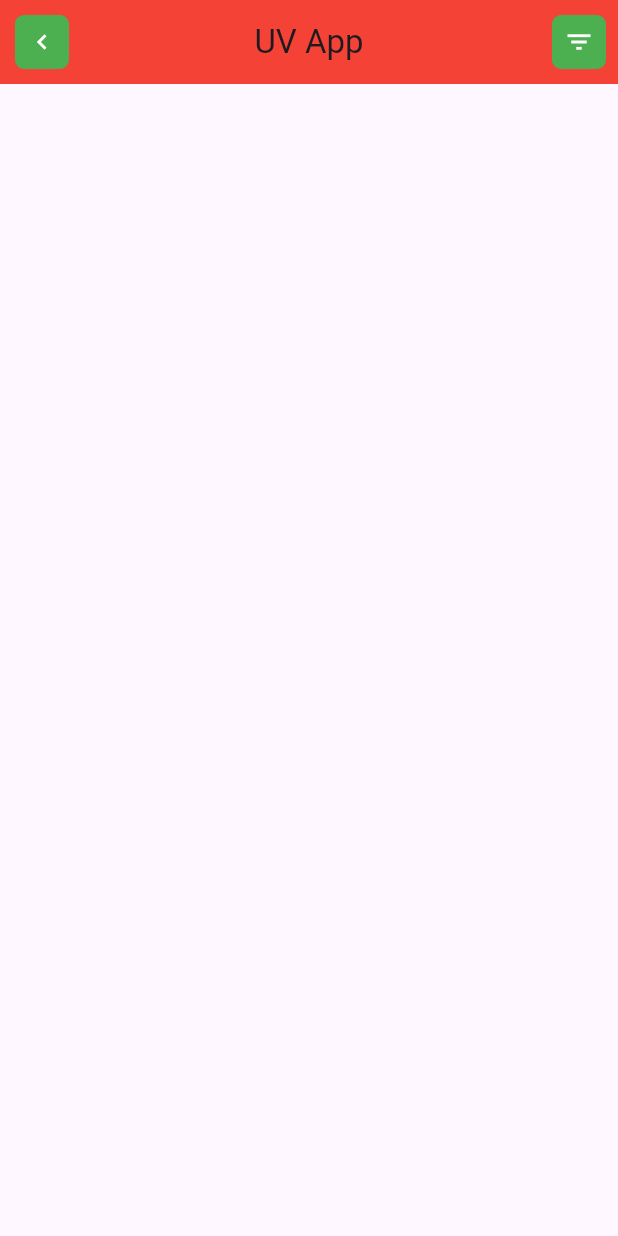
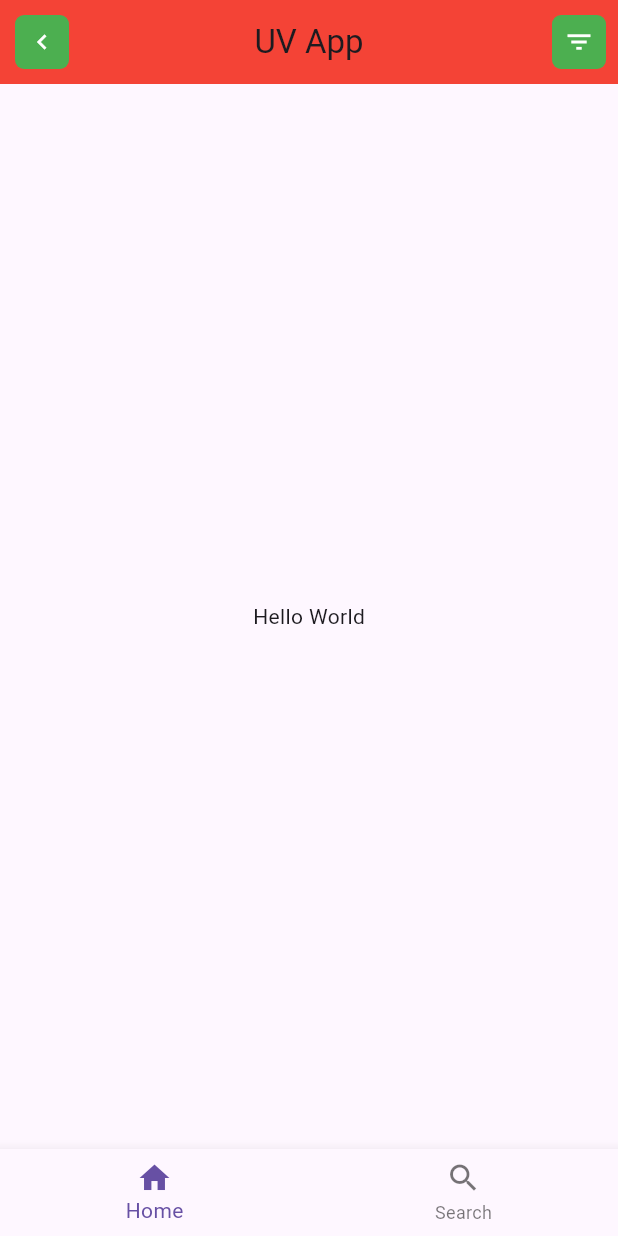
Before and after one commit to johannranudd/flutter_demo, a Flutter app: the screen it shows after launch, on a phone screen of 412 x 824 dp. Run offline on Flutter 3.47's test engine with Material 3 defaults, Android fonts, the phone set to English and light mode, and no system bars.

Commit message:
custom navigationbar bottom

```diff
--- a/lib/components/app_bar_custom.dart
+++ b/lib/components/app_bar_custom.dart
@@ -1,16 +1,16 @@
 import 'package:flutter/material.dart';
 
-class CustomAppBar extends StatefulWidget implements PreferredSizeWidget {
-  const CustomAppBar({super.key});
+class AppBarCustom extends StatefulWidget implements PreferredSizeWidget {
+  const AppBarCustom({super.key});
 
   @override
-  State<CustomAppBar> createState() => _CustomAppBarState();
+  State<AppBarCustom> createState() => _AppBarCustomState();
 
   @override
   Size get preferredSize => const Size.fromHeight(kToolbarHeight);
 }
 
-class _CustomAppBarState extends State<CustomAppBar> {
+class _AppBarCustomState extends State<AppBarCustom> {
   @override
   Widget build(BuildContext context) {
     return AppBar(
--- /dev/null
+++ b/lib/components/bottom_navbar_custom.dart
@@ -0,0 +1,38 @@
+import 'package:flutter/material.dart';
+
+// Define BottomNavigationCustom as a StatefulWidget
+class BottomNavigationCustom extends StatefulWidget {
+  const BottomNavigationCustom({super.key});
+
+  @override
+  State<BottomNavigationCustom> createState() => _BottomNavigationCustomState();
+}
+
+class _BottomNavigationCustomState extends State<BottomNavigationCustom> {
+  // You can add state management for the selected index here
+  int _selectedIndex = 0;
+
+  void _onItemTapped(int index) {
+    setState(() {
+      _selectedIndex = index;
+    });
+  }
+
+  @override
+  Widget build(BuildContext context) {
+    return BottomNavigationBar(
+      items: const [
+        BottomNavigationBarItem(
+          icon: Icon(Icons.home),
+          label: 'Home',
+        ),
+        BottomNavigationBarItem(
+          icon: Icon(Icons.search),
+          label: 'Search',
+        ),
+      ],
+      currentIndex: _selectedIndex, // This will be used for managing state
+      onTap: _onItemTapped, // Update the state based on the item tapped
+    );
+  }
+}
--- a/lib/pages/home.dart
+++ b/lib/pages/home.dart
@@ -1,5 +1,6 @@
 import 'package:flutter/material.dart';
 import '../components/app_bar_custom.dart';
+import '../components/bottom_navbar_custom.dart';
 
 class HomePage extends StatefulWidget {
   const HomePage({super.key});
@@ -11,37 +12,16 @@ class HomePage extends StatefulWidget {
 class _HomePageState extends State<HomePage> {
   @override
   Widget build(BuildContext context) {
-    return const Scaffold(
-      appBar: CustomAppBar(),
-      // body: _body(),
-      // bottomNavigationBar: _bottomNavigation(),
+    return Scaffold(
+      appBar: const AppBarCustom(),
+      body: _body(),
+      bottomNavigationBar: const BottomNavigationCustom(),
     );
   }
 }
-  // AppBar _appBar() {
-  //   return AppBar(
-  //     title: Text('Hello World'),
-  //   );
-  // }
 
-//   Widget _body() {
-//     return const Center(
-//       child: Text('Hello World'),
-//     );
-//   }
-
-//   BottomNavigationBar _bottomNavigation() {
-//     return BottomNavigationBar(
-//       items: const [
-//         BottomNavigationBarItem(
-//           icon: Icon(Icons.home),
-//           label: 'Home',
-//         ),
-//         BottomNavigationBarItem(
-//           icon: Icon(Icons.search),
-//           label: 'Search',
-//         ),
-//       ],
-//     );
-//   }
-// }
+Widget _body() {
+  return const Center(
+    child: Text('Hello World'),
+  );
+}
```
